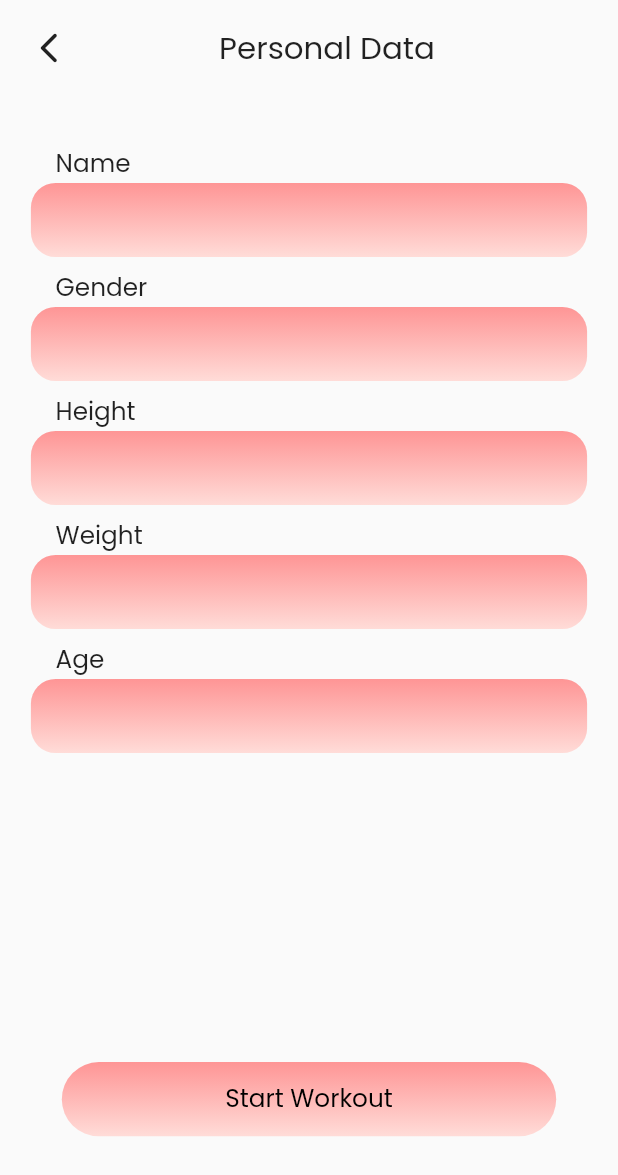
After one commit to ArpitSahu01/FitnessApp, a Flutter app: the EditProfileScreen screen opened by its route, on a phone screen of 412 x 824 dp. The commit adds this screen. Shown: the top 1175 px of the screen. Run offline on Flutter 3.47's test engine with Material 2 defaults, Android fonts, the phone set to English and light mode, and no system bars; our stand-ins replace carousel_slider, cloud_firestore, firebase_auth, firebase_core, flutter_svg, get and 3 more; missing offline and left inert: flutter_facebook_auth; accounts and stored records are empty.

Commit message:
done with edit profile

```diff
--- a/lib/routes/routes.dart
+++ b/lib/routes/routes.dart
@@ -1,4 +1,5 @@
 import 'package:get/get.dart';
+import 'package:gfg_project/screens/edit_profile_screen.dart';
 import 'package:gfg_project/screens/home_screen.dart';
 import 'package:gfg_project/screens/login_screen_main.dart';
 import 'package:gfg_project/screens/onboarding_screen.dart';
@@ -19,6 +20,7 @@ class RoutesClass{
   static String userDataScreen = "/user_data_screen";
   static String profileScreen = "/profile_screen";
   static String workoutScreen = "/workoutScreen";
+  static String editProfileScreen = "/edit_profile_screen";
 
   static String getHomeRoute()=> home;
   static String getSplashScreen() => splashScreen;
@@ -28,6 +30,7 @@ class RoutesClass{
   static String getProfileScreen() => profileScreen;
   static String getOnBoardingScreen() => onBoardingScreen;
   static String getWorkoutScreen() => workoutScreen;
+  static String getEditProfileScreen()=> editProfileScreen;
 
 
   static List<GetPage> routes = [
@@ -40,6 +43,7 @@ class RoutesClass{
     GetPage(name: profileScreen, page: ()=> const ProfileScreen()),
     GetPage(name: onBoardingScreen, page: ()=> const OnBoaridngScreen()),
     GetPage(name: workoutScreen, page: ()=>const WorkoutScreen()),
+    GetPage(name: editProfileScreen, page: ()=>const EditProfileScreen()),
   ];
 
 
--- /dev/null
+++ b/lib/screens/edit_profile_screen.dart
@@ -0,0 +1,119 @@
+import 'package:flutter/material.dart';
+import 'package:get/get.dart';
+import 'package:gfg_project/utils/app_utils.dart';
+import 'package:gfg_project/utils/extensions.dart';
+
+import '../widgets/sign_in_button.dart';
+
+class EditProfileScreen extends StatefulWidget {
+  const EditProfileScreen({Key? key}) : super(key: key);
+
+  @override
+  State<EditProfileScreen> createState() => _EditProfileScreenState();
+}
+
+class _EditProfileScreenState extends State<EditProfileScreen> {
+  @override
+  Widget build(BuildContext context) {
+    return Scaffold(
+      body: SafeArea(
+        child: Padding(
+          padding:  EdgeInsets.symmetric(horizontal: 5.0.wp),
+          child: SingleChildScrollView(
+            child: Column(
+              children: [
+                SizedBox(height: 2.0.hp,),
+                // heading
+                Row(
+                  children: [
+                    GestureDetector(
+                      onTap: (){
+                        Get.back();
+                      },
+                        child: const Icon(Icons.arrow_back_ios_new_rounded),),
+                      const Spacer(),
+                      Text("Personal Data",style: kPoppinsSemiBold.copyWith(
+                      fontSize: 15.0.sp,
+                    ),),
+                      const Spacer(),
+                  ],
+                ),
+                SizedBox(height: 6.0.hp,),
+                ProfileTextField(title: "Name",),
+                SizedBox(height: 1.0.hp,),
+                ProfileTextField(title: "Gender",),
+                SizedBox(height: 1.0.hp,),
+                ProfileTextField(title: "Height",),
+                SizedBox(height: 1.0.hp,),
+                ProfileTextField(title: "Weight",),
+                SizedBox(height: 1.0.hp,),
+                ProfileTextField(title: "Age",),
+                SizedBox(height: 25.0.hp,),
+                SignInButton(
+                  title: "Start Workout",
+                  gradient: const LinearGradient(
+                      begin: Alignment.bottomCenter,
+                      end: Alignment.topCenter,
+                      colors: [
+                        gradientColorLight,
+                        gradientColorDark,
+                      ]
+                  ),
+                  onTap: () {
+                  },
+                ),
+                SizedBox(height: 2.0.hp,)
+              ],
+            ),
+          ),
+        ),
+      ),
+    );
+  }
+}
+
+
+class ProfileTextField extends StatelessWidget {
+  final String title;
+  const ProfileTextField({required this.title,Key? key}) : super(key: key);
+
+  @override
+  Widget build(BuildContext context) {
+    return Column(
+     crossAxisAlignment: CrossAxisAlignment.start,
+      children: [
+        Padding(
+          padding:  EdgeInsets.symmetric(horizontal: 4.0.wp),
+          child: Text(title,style: kPoppinsMedium.copyWith(fontSize: 12.0.sp),),
+        ),
+        Container(
+          width: double.infinity,
+          alignment: Alignment.center,
+          height: 6.0.hp,
+          decoration: BoxDecoration(
+            borderRadius: BorderRadius.circular(4.0.wp),
+            gradient: const LinearGradient(
+                begin: Alignment.bottomCenter,
+                end: Alignment.topCenter,
+                colors: [
+                  gradientColorLight,
+                  gradientColorDark,
+                ]
+            ),
+          ),
+          child: Padding(
+            padding:  EdgeInsets.only(left: 4.0.wp,right: 4.0.wp,bottom: 2.0.wp),
+            child: TextField(
+              decoration: InputDecoration(
+                focusedBorder: InputBorder.none,
+                errorBorder: InputBorder.none,
+                enabledBorder: InputBorder.none,
+                disabledBorder: InputBorder.none,
+              ),
+            ),
+          ),
+        )
+      ],
+    );
+  }
+}
--- a/lib/screens/profile_screen.dart
+++ b/lib/screens/profile_screen.dart
@@ -1,10 +1,12 @@
 import 'package:flutter/cupertino.dart';
 import 'package:flutter/material.dart';
 import 'package:flutter_svg/svg.dart';
+import 'package:gfg_project/routes/routes.dart';
 import 'package:gfg_project/utils/app_utils.dart';
 import 'package:gfg_project/utils/extensions.dart';
 import 'package:gfg_project/widgets/profile_details.dart';
 import 'package:gfg_project/widgets/profile_items.dart';
+import 'package:get/get.dart';
 
 class ProfileScreen extends StatefulWidget {
   const ProfileScreen({Key? key}) : super(key: key);
@@ -46,7 +48,11 @@ class _ProfileScreenState extends State<ProfileScreen> {
                     const Spacer(),
                     Text("Stefani Wong",style: kPoppinsBold.copyWith(fontSize: 4.0.wp),),
                     const Spacer(flex: 5,),
-                    Container(
+                    GestureDetector(
+                      onTap: (){
+                        Get.toNamed(RoutesClass.getEditProfileScreen());
+                      },
+                      child: Container(
                         width: 24.0.wp,
                         height: 10.0.wp,
                         alignment: Alignment.center,
@@ -62,6 +68,7 @@ class _ProfileScreenState extends State<ProfileScreen> {
                           borderRadius:BorderRadius.circular(10.0.wp)
                         ),
                         child: Text("Edit",style: kPoppinsSemiBold.copyWith(fontSize: 10.0.sp,color: Colors.white),),
+                      ),
                     )
                   ],
                 ),
```
Lines whose indentation alone changed are shown as unchanged.
